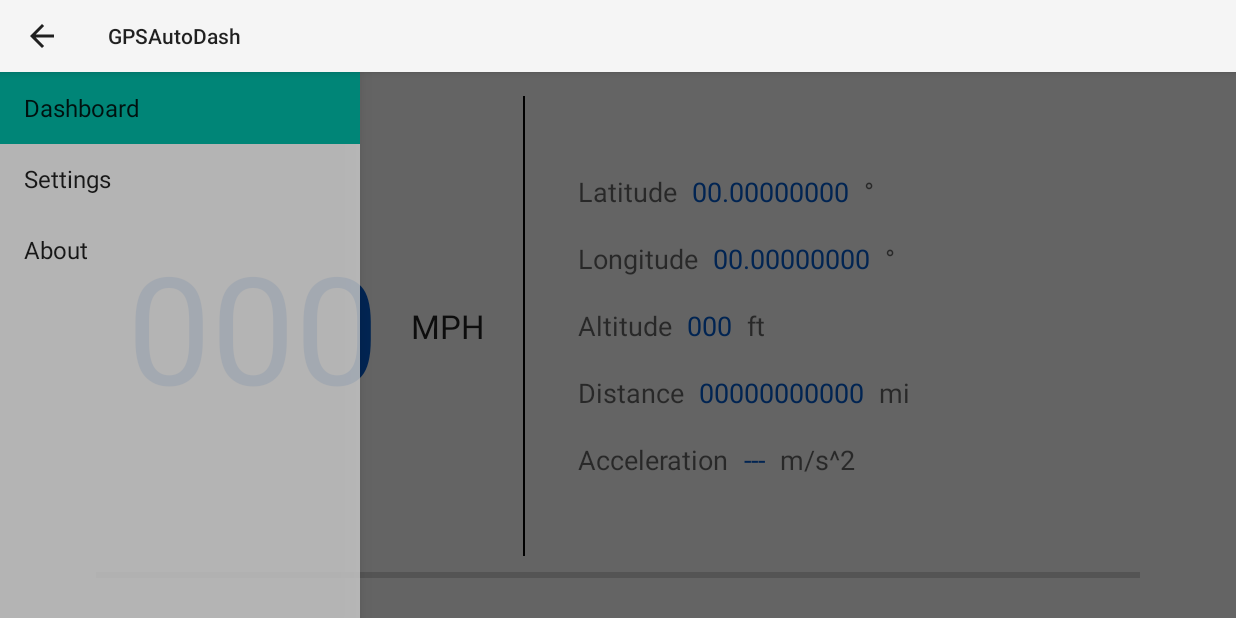
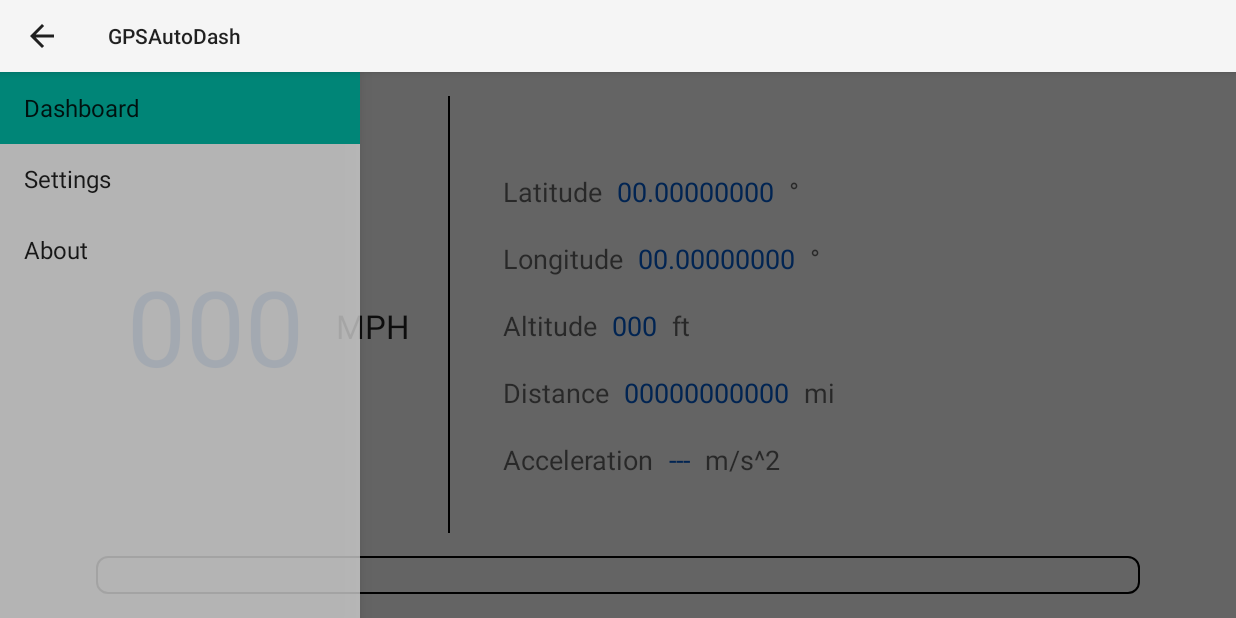
Before and after one commit to zacharyr/gps-auto-dashboard, an Android app: the screen it shows after launch (MainActivity), on a phone screen of 824 x 412 dp (held sideways). Run offline under Robolectric (Android 15) with nearby library versions, the phone set to English and light mode, and no system bars; 2 statements that could not run were skipped.

Commit message:
Added percentage finder and started material design of progress bar

```diff
--- a/GPSAutoDash/app/src/main/java/com/zachrohde/gpsautodash/DashboardFragment.java
+++ b/GPSAutoDash/app/src/main/java/com/zachrohde/gpsautodash/DashboardFragment.java
@@ -32,11 +32,11 @@ public class DashboardFragment extends Fragment {
                              Bundle savedInstanceState) {
         View rootView = inflater.inflate(R.layout.fragment_main, container, false);
 
+        // Create a new AccelService instance.
+        AccelService accelServiceInst = new AccelService(getActivity(), rootView);
+
         // Create a new GPSService instance.
-        new GPSService(getActivity(), rootView);
-
-        // Create a new AccelService instance.
-        new AccelService(getActivity(), rootView);
+        new GPSService(getActivity(), rootView, accelServiceInst);
 
         return rootView;
     }
--- a/GPSAutoDash/app/src/main/java/com/zachrohde/gpsautodash/Services/AccelService.java
+++ b/GPSAutoDash/app/src/main/java/com/zachrohde/gpsautodash/Services/AccelService.java
@@ -2,11 +2,8 @@ package com.zachrohde.gpsautodash.Services;
 
 import android.animation.ObjectAnimator;
 import android.app.Activity;
-import android.content.Context;
-import android.hardware.Sensor;
-import android.hardware.SensorEvent;
-import android.hardware.SensorEventListener;
-import android.hardware.SensorManager;
+import android.content.res.Resources;
+import android.location.Location;
 import android.view.View;
 import android.view.animation.DecelerateInterpolator;
 import android.widget.ProgressBar;
@@ -14,112 +11,127 @@ import android.widget.TextView;
 
 import com.zachrohde.gpsautodash.R;
 
-import java.math.BigDecimal;
+import java.util.Random;
 
 /**
- * Using the SensorService, AccelService updates all the views on the UI that display accelerometer
- * data. AccelService runs on the main thread as it operates on an interrupt.
+ *
  */
-public class AccelService implements SensorEventListener {
+public class AccelService {
     // Member fields.
     private Activity mActivity;
     private View mRootView;
 
-    // Accelerometer related.
-    private SensorManager mSensorManager;
-    private Sensor mAccelSensor;
-
-    // Three main progress bars for the UI.
-    private ProgressBar mProgressBRK;
-    private ProgressBar mProgressMain;
-    private ProgressBar mProgressPWR;
+    // Progress bar.
+    private ProgressBar mAccelBar;
+    private Resources mAccelBarRes;
 
     // TextViews for the UI.
     private TextView mAccelView;
+
+    // For acceleration calculations.
+    private boolean mOldMeasurements = false;
+    private float mOldVelocity;
+    private long mOldTime;
+
+    // Constants for finding the percentage.
+    private final double POS_END = 2.5;
+    private final double NEG_END = -2.5;
 
     public AccelService(Activity activity, View rootView) {
         mActivity = activity;
         mRootView = rootView;
 
-        mSensorManager = (SensorManager) mActivity.getSystemService(Context.SENSOR_SERVICE);
-        mAccelSensor = mSensorManager.getDefaultSensor(Sensor.TYPE_LINEAR_ACCELERATION);
-
         mAccelView = (TextView) mRootView.findViewById(R.id.acceleration_value);
 
-        mProgressBRK = (ProgressBar) mRootView.findViewById(R.id.brk_progress_bar);
-        mProgressMain = (ProgressBar) mRootView.findViewById(R.id.main_progress_bar);
-        mProgressPWR = (ProgressBar) mRootView.findViewById(R.id.pwr_progress_bar);
-
-        startListener();
+        mAccelBar = (ProgressBar) mRootView.findViewById(R.id.acceleration_bar);
+        mAccelBarRes = mActivity.getResources();
     }
 
     /**
-     * Called when sensor values have changed.
+     *
      */
-    @Override
-    public void onSensorChanged(SensorEvent event) {
-        // In landscape mode:
-        // X is up(+) and down(-)
-        // Y is left(-) and right(+)
-        // Z is forward(+) and backward(-)
-        float zValue = event.values[2];
+    public void updateAcceleration(Location location) {
+        // We can only proceed when the location object actually has a speed to report.
+        if (location.hasSpeed()) {
+            // Only calculate the accel. when we have obtained at least one set of measurements.
+            if (!mOldMeasurements) {
+                mOldVelocity = location.getSpeed();
+                mOldTime = System.currentTimeMillis();
+                mOldMeasurements = true;
+            } else {
+                float velocity = location.getSpeed();
 
-        // Round to the hundredth decimal place.
-        BigDecimal zValueTenth = new BigDecimal(zValue);
-        zValueTenth = zValueTenth.setScale(2, BigDecimal.ROUND_HALF_UP);
-        zValue = zValueTenth.floatValue();
+                Random rand = new Random();
+                velocity = (float) ((rand.nextInt((80 - 70) + 1) + 70) / 2.23694);
 
-        mAccelView.setText(zValueTenth.toString());
+                long currentTime = System.currentTimeMillis();
 
-        // If it is positive or else negative.
-        if (zValue > 0) {
-            if (zValue < 0.25) {
-                animateProgress(0);
-            } else if (zValue >= 0.25 && zValue <= 2.5) {
-                animateProgress(50);
-                System.out.println("zValue >= 0.25 && zValue <= 2.5: " + zValue);
-            } else if (zValue > 2.5) {
-                animateProgress(100);
-                System.out.println("zValue > 2.5: " + zValue);
-            }
-        } else {
-            if (zValue > -0.25) {
-                animateProgress(0);
-            } else if (zValue <= -0.25 && zValue <= -2.5) {
-                animateProgress(50);
-                System.out.println("zValue <= -0.25 && zValue <= -2.5: " + zValue);
-            } else if (zValue < -2.5) {
-                animateProgress(100);
-                System.out.println("zValue < -2.5: " + zValue);
+                float acceleration = calculateAcceleration(velocity, currentTime);
+
+                // Round to the hundredth decimal place.
+                //BigDecimal accelRounded = new BigDecimal(acceleration);
+                //accelRounded = accelRounded.setScale(2, BigDecimal.ROUND_HALF_UP);
+                //acceleration = accelRounded.floatValue();
+
+                //mAccelView.setText(accelRounded.toString());
+                mAccelView.setText(Float.toString(acceleration));
+
+                // If it is positive, negative, or zero.
+                if (acceleration > 0) {
+                    int accelPercentage = (int) findPercentage(0, POS_END, acceleration);
+
+                    if (accelPercentage <= 75) {
+                        animateProgress(accelPercentage);
+                        mAccelBar.setProgressDrawable(mAccelBarRes.getDrawable(R.drawable.main_progress));
+                        System.out.println("positive, normal accel!: " + accelPercentage);
+                    } else {
+                        animateProgress(accelPercentage);
+                        mAccelBar.setProgressDrawable(mAccelBarRes.getDrawable(R.drawable.pwr_progress));
+                        System.out.println("positive, hard accel!: " + accelPercentage);
+                    }
+                } else if (acceleration < 0) {
+                    int accelPercentage = (int) findPercentage(0, NEG_END, acceleration);
+
+                    animateProgress(accelPercentage);
+                    mAccelBar.setProgressDrawable(mAccelBarRes.getDrawable(R.drawable.brk_progress));
+                    System.out.println("negative, applying brake!: " + accelPercentage);
+                } else {
+                    animateProgress(0);
+                    mAccelBar.setProgressDrawable(mAccelBarRes.getDrawable(R.drawable.main_progress));
+                    System.out.println("zero!: " + 0);
+                }
+
+                mOldVelocity = velocity;
+                mOldTime = currentTime;
             }
         }
-
-        //System.out.println("zValue: " + zValue);
     }
 
     /**
-     * Called when the accuracy of a sensor has changed.
+     *
      */
-    @Override
-    public void onAccuracyChanged(Sensor sensor, int accuracy) {}
-
-    /**
-     * Start the SensorEventListener.
-     */
-    private void startListener() {
-        mSensorManager.registerListener(this, mAccelSensor, SensorManager.SENSOR_DELAY_NORMAL);
+    private float calculateAcceleration(float velocity, long currentTime) {
+        float deltaVelocity = velocity - mOldVelocity;  // meters/second
+        long timeDelta = currentTime - mOldTime;  // milliseconds
+        return (deltaVelocity / timeDelta) * 1000;  // meters/second^2
     }
 
     /**
-     * Stop the SensorEventListener.
+     *
      */
-    private void stopListener() {
-        mSensorManager.unregisterListener(this);
+    private static double findPercentage(double start, double end, double val) {
+        double range = end - start;
+        double val_from_start = val - start;
+
+        return (val_from_start / range) * 100;
     }
 
+    /**
+     *
+     */
     private void animateProgress(int progress) {
         // Update the "progress" propriety of progress bar until it reaches progress.
-        ObjectAnimator animation = ObjectAnimator.ofInt(mProgressMain, "progress", progress);
+        ObjectAnimator animation = ObjectAnimator.ofInt(mAccelBar, "progress", progress);
         animation.setDuration(500); // 0.5 second
         animation.setInterpolator(new DecelerateInterpolator());
         animation.start();
--- a/GPSAutoDash/app/src/main/java/com/zachrohde/gpsautodash/Services/GPSService.java
+++ b/GPSAutoDash/app/src/main/java/com/zachrohde/gpsautodash/Services/GPSService.java
@@ -12,8 +12,6 @@ import android.widget.Toast;
 
 import com.zachrohde.gpsautodash.R;
 
-import java.math.BigDecimal;
-
 // TODO (URGENT): fix textview lookups
 
 /**
@@ -24,6 +22,7 @@ public class GPSService implements LocationListener {
     // Member fields.
     private Activity mActivity;
     private View mRootView;
+    private AccelService mAccelServiceInst;
 
     // TextViews for the UI.
     private TextView mSpeedView;
@@ -34,13 +33,14 @@ public class GPSService implements LocationListener {
 
     // For distance calculations.
     private boolean mOldMeasurements = false;
-    private double mOldLatitude = 0.0;
-    private double mOldLongitude = 0.0;
+    private double mOldLatitude;
+    private double mOldLongitude;
     private double mDistanceTraveled = 0.0;
 
-    public GPSService(Activity activity, View rootView) {
+    public GPSService(Activity activity, View rootView, AccelService accelServiceInst) {
         mActivity = activity;
         mRootView = rootView;
+        mAccelServiceInst = accelServiceInst;
 
         // Acquire a reference to the system Location Manager.
         LocationManager locationManager = (LocationManager) mActivity.getSystemService(Context.LOCATION_SERVICE);
@@ -69,6 +69,7 @@ public class GPSService implements LocationListener {
         updateSpeed(location);
         updateLatLongAlt(location);
         updateDistance(location);
+        mAccelServiceInst.updateAcceleration(location);
     }
 
     /**
--- /dev/null
+++ b/GPSAutoDash/app/src/main/res/drawable/brk_progress.xml
@@ -0,0 +1,23 @@
+<?xml version="1.0" encoding="utf-8"?>
+<layer-list xmlns:android="http://schemas.android.com/apk/res/android">
+    <item android:id="@android:id/background">
+        <shape>
+            <stroke
+                android:color="#000"
+                android:width="1dp" />
+            <corners
+                android:radius="7dp" />
+        </shape>
+    </item>
+
+    <item android:id="@android:id/progress">
+        <clip>
+            <shape>
+                <solid
+                    android:color="#129E00" />
+                <corners
+                    android:radius="7dp" />
+            </shape>
+        </clip>
+    </item>
+</layer-list>
--- /dev/null
+++ b/GPSAutoDash/app/src/main/res/drawable/main_progress.xml
@@ -0,0 +1,23 @@
+<?xml version="1.0" encoding="utf-8"?>
+<layer-list xmlns:android="http://schemas.android.com/apk/res/android">
+    <item android:id="@android:id/background">
+        <shape>
+            <stroke
+                android:color="#000"
+                android:width="1dp" />
+            <corners
+                android:radius="7dp" />
+        </shape>
+    </item>
+
+    <item android:id="@android:id/progress">
+        <clip>
+            <shape>
+                <solid
+                    android:color="#025bcf" />
+                <corners
+                    android:radius="7dp" />
+            </shape>
+        </clip>
+    </item>
+</layer-list>
--- /dev/null
+++ b/GPSAutoDash/app/src/main/res/drawable/pwr_progress.xml
@@ -0,0 +1,23 @@
+<?xml version="1.0" encoding="utf-8"?>
+<layer-list xmlns:android="http://schemas.android.com/apk/res/android">
+    <item android:id="@android:id/background">
+        <shape>
+            <stroke
+                android:color="#000"
+                android:width="1dp" />
+            <corners
+                android:radius="7dp" />
+        </shape>
+    </item>
+
+    <item android:id="@android:id/progress">
+        <clip>
+            <shape>
+                <solid
+                    android:color="#C4000D" />
+                <corners
+                    android:radius="7dp" />
+            </shape>
+        </clip>
+    </item>
+</layer-list>
--- a/GPSAutoDash/app/src/main/res/layout/fragment_main.xml
+++ b/GPSAutoDash/app/src/main/res/layout/fragment_main.xml
@@ -23,7 +23,7 @@
 
         <LinearLayout
             android:orientation="horizontal"
-            android:layout_width="210dp"
+            android:layout_width="160dp"
             android:layout_height="fill_parent"
             android:id="@+id/linearLayout"
             android:clickable="false"
@@ -36,7 +36,7 @@
                 android:textAppearance="?android:attr/textAppearanceLarge"
                 android:text="@string/speed_value"
                 android:id="@+id/speed_value"
-                android:textSize="100sp"
+                android:textSize="70sp"
                 android:textColor="#025bcf"
                 android:layout_gravity="center" />
         </LinearLayout>
@@ -66,7 +66,8 @@
         android:id="@+id/linearLayout2"
         android:layout_alignParentTop="true"
         android:layout_centerHorizontal="true"
-        android:layout_above="@+id/linearLayout4">
+        android:layout_above="@+id/linearLayout4"
+        android:layout_marginBottom="15dp">
 
         <View
             android:layout_width="1dp"
@@ -261,37 +262,12 @@
         android:id="@+id/linearLayout4"
         android:layout_alignParentBottom="true">
 
-        <LinearLayout
-            android:orientation="horizontal"
+        <ProgressBar
+            style="?android:attr/progressBarStyleHorizontal"
             android:layout_width="fill_parent"
             android:layout_height="fill_parent"
-            android:gravity="center"
-            android:layout_weight="0">
-
-            <ProgressBar
-                style="?android:attr/progressBarStyleHorizontal"
-                android:layout_width="wrap_content"
-                android:layout_height="fill_parent"
-                android:id="@+id/brk_progress_bar"
-                android:layout_gravity="start"
-                android:layout_weight="1" />
-
-            <ProgressBar
-                style="?android:attr/progressBarStyleHorizontal"
-                android:layout_width="450dp"
-                android:layout_height="fill_parent"
-                android:id="@+id/main_progress_bar"
-                android:layout_gravity="center"
-                android:layout_weight="1" />
-
-            <ProgressBar
-                style="?android:attr/progressBarStyleHorizontal"
-                android:layout_width="wrap_content"
-                android:layout_height="fill_parent"
-                android:id="@+id/pwr_progress_bar"
-                android:layout_gravity="end"
-                android:layout_weight="1" />
-        </LinearLayout>
+            android:id="@+id/acceleration_bar"
+            android:progressDrawable="@drawable/pwr_progress" />
 
     </LinearLayout>
 
```
Also changed, not shown: GPSAutoDash/app/src/main/res/drawable/main_rectangle.xml (deleted, +0 -15 lines).
